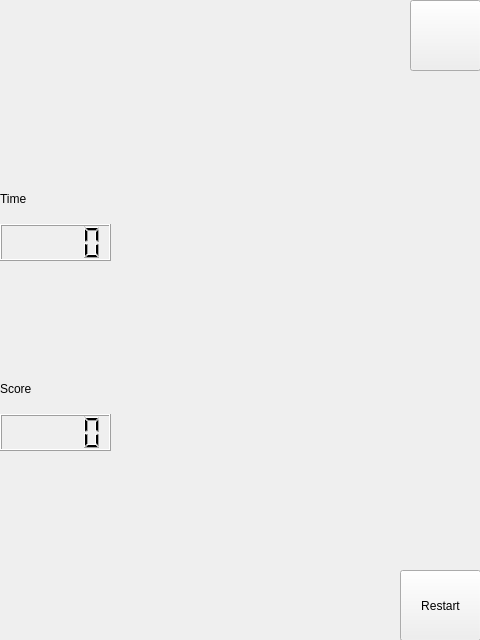
Above: gamepad.ui from UI233/Crystal-and-Puzzle before the change. Below: the same form after it.
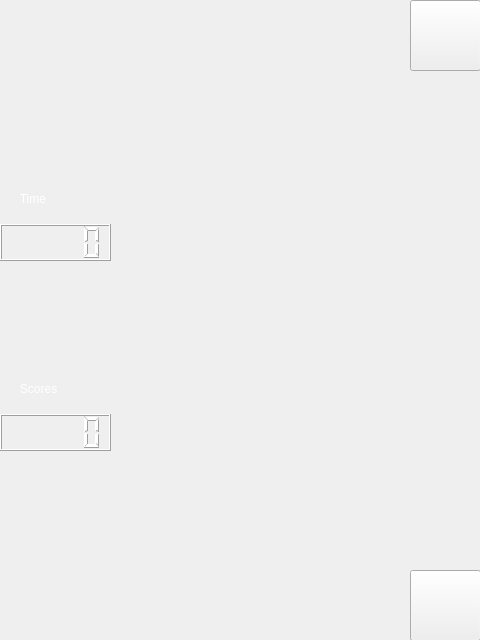
That is the form after the change. Icons and pictures are not drawn.

The edit to the form file:
```diff
--- a/gamepad.ui
+++ b/gamepad.ui
@@ -19,6 +19,9 @@
   <property name="autoFillBackground">
    <bool>true</bool>
   </property>
+    <property name="styleSheet">
+   <string notr="true"/>
+  </property>
   <widget class="QPushButton" name="back">
    <property name="geometry">
     <rect>
@@ -47,30 +50,39 @@
    <layout class="QVBoxLayout" name="Score">
     <item>
      <widget class="QLabel" name="ScoreLable">
-      <property name="cursor">
-       <cursorShape>CrossCursor</cursorShape>
+           <property name="styleSheet">
+       <string notr="true">font: 12pt &quot;Bradley Hand ITC&quot;;
+color:rgb(255, 255, 255);
+</string>
       </property>
       <property name="text">
-       <string>Score</string>
+       <string>      Scores</string>
       </property>
      </widget>
     </item>
     <item>
-     <widget class="QLCDNumber" name="ScoreLCD"/>
+         <widget class="QLCDNumber" name="ScoreLCD">
+      <property name="styleSheet">
+       <string notr="true">color: rgb(255, 255, 255);</string>
+      </property>
+     </widget>
     </item>
    </layout>
   </widget>
   <widget class="QPushButton" name="pushButton">
    <property name="geometry">
     <rect>
-     <x>400</x>
+     <x>410</x>
      <y>570</y>
-     <width>81</width>
+     <width>71</width>
      <height>71</height>
     </rect>
+       </property>
+       <property name="styleSheet">
+    <string notr="true">border-image: url(:/Resources/Resources/restart_button.bmp);</string>
    </property>
    <property name="text">
-    <string>Restart</string>
+   <string/>
    </property>
   </widget>
   <widget class="QWidget" name="layoutWidget">
@@ -85,13 +97,21 @@
    <layout class="QVBoxLayout" name="Timer">
     <item>
      <widget class="QLabel" name="TimerLabel">
+     <property name="styleSheet">
+       <string notr="true">color:rgb(255, 255, 255);
+font: 12pt &quot;Bradley Hand ITC&quot;;</string>
+      </property>
       <property name="text">
-       <string>Time</string>
+       <string>      Time</string>
       </property>
      </widget>
     </item>
     <item>
-     <widget class="QLCDNumber" name="TimerLCD"/>
+     <widget class="QLCDNumber" name="TimerLCD">
+      <property name="styleSheet">
+       <string notr="true">color: rgb(255, 255, 255);</string>
+      </property>
+     </widget>
     </item>
    </layout>
   </widget>
```
Left out of the diff: 2 changed lines with no effect on the pictures.
